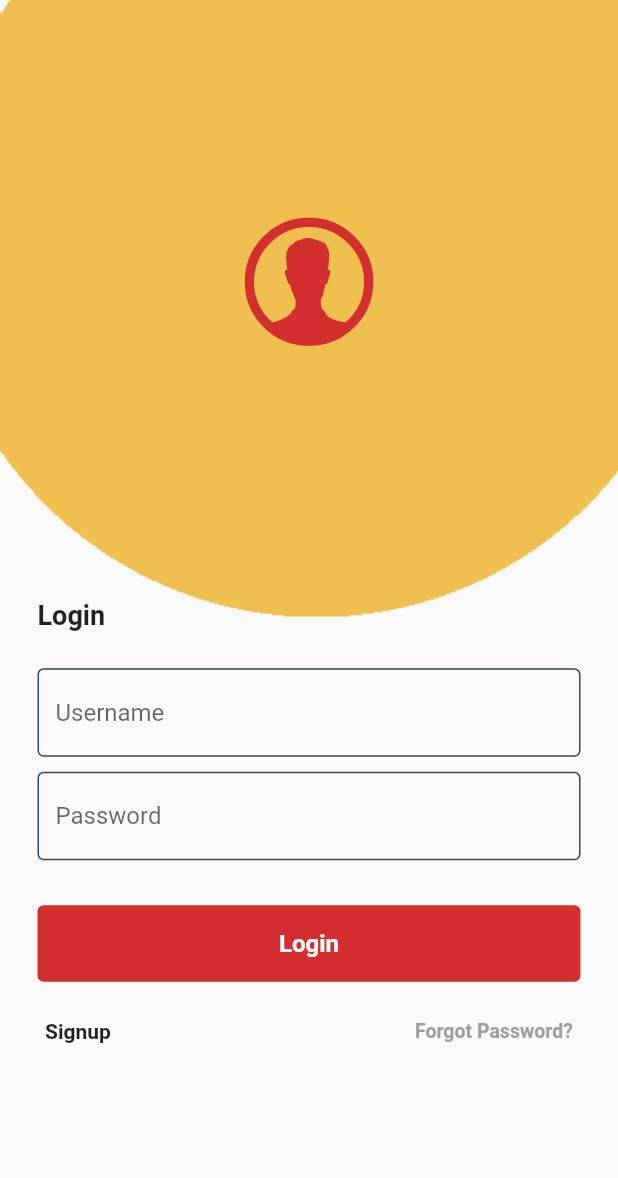
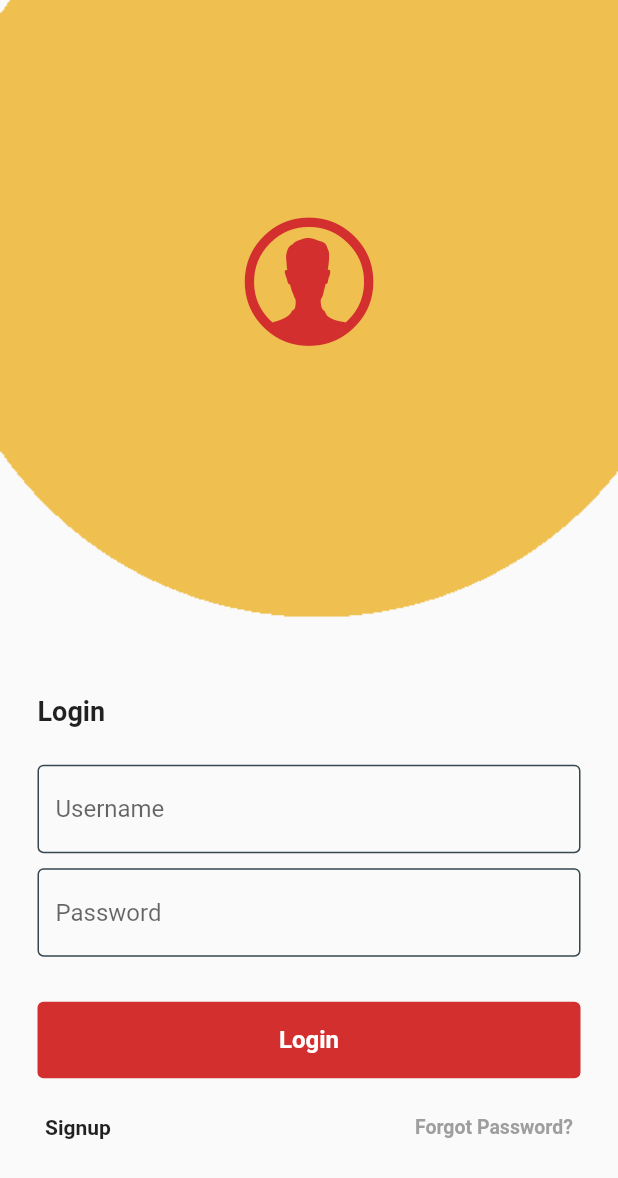
Before and after one commit to banuvijai/Assignment, a Flutter app: the screen it shows after launch, on a phone screen of 412 x 824 dp. Shown: the top 1178 px of the screen. Run offline on Flutter 3.47's test engine with Material 2 defaults, Android fonts, the phone set to English and light mode, and no system bars.

Commit message:
Changes implemented

```diff
--- a/lib/login.dart
+++ b/lib/login.dart
@@ -5,7 +5,6 @@ import 'package:assignment/utils/app_colors.dart';
 import 'package:assignment/utils/app_constants.dart';
 import 'package:flutter/cupertino.dart';
 import 'package:flutter/material.dart';
-
 import 'Core/user_model.dart';
 
 class LoginPage extends StatefulWidget {
@@ -14,41 +13,43 @@ class LoginPage extends StatefulWidget {
 }
 
 class _LoginPageState extends State<LoginPage> {
-  TextEditingController usernamectrl = TextEditingController();
-  TextEditingController passwordctrl = TextEditingController();
+  ///Removed the TextEditingController as we are not
+  ///sending the retrieved user data to the backend
   bool isApiCallProcess = false;
 
   @override
   Widget build(BuildContext context) {
     return ProgressHUD(
-        valueColor:Colors.orange,
-        opacity: 0.3,
       inAsyncCall: isApiCallProcess,
       child: Scaffold(
-      body: Stack(
+        body: SafeArea(
+          child: Stack(
             children: [
-          const Image(image:AssetImage("assets/loginbg.png"),),
+              const Image(
+                image: AssetImage("assets/loginbg.png"),
+              ),
               Positioned(
-            top:MediaQuery.of(context).size.height/6,
-            left:MediaQuery.of(context).size.width/4,
-            right:MediaQuery.of(context).size.width/4,
-            child: Icon(CupertinoIcons.person_alt_circle,size:100,color: primaryColor,
+                top: MediaQuery.of(context).size.height / 6,
+                left: MediaQuery.of(context).size.width / 4,
+                right: MediaQuery.of(context).size.width / 4,
+                child: Icon(
+                  CupertinoIcons.person_alt_circle,
+                  size: 100,
+                  color: primaryColor,
                 ),
               ),
-          SingleChildScrollView(
-            child: Column(
+              Column(
                 crossAxisAlignment: CrossAxisAlignment.start,
                 mainAxisAlignment: MainAxisAlignment.center,
-              children:[
-                SizedBox(height:MediaQuery.of(context).size.height/2.2),
+                children: [
+                  SizedBox(height: MediaQuery.of(context).size.height/2.2),
                   const Padding(
-                 padding:EdgeInsets.all(25.0),
+                    padding: EdgeInsets.all(25.0),
                     child: AppConstants.loginHeading,
                   ),
                   Container(
-                  margin: const EdgeInsets.fromLTRB(25,0.0,25.0,5.0),
+                    margin: const EdgeInsets.fromLTRB(25, 0.0, 25.0, 5.0),
                     child: TextFormField(
-                    controller: usernamectrl,
                       keyboardType: TextInputType.text,
                       cursorColor: primaryColor,
                       decoration: InputDecoration(
@@ -56,18 +57,21 @@ class _LoginPageState extends State<LoginPage> {
                         focusColor: primaryColor,
                         hintText: "Username",
                         enabledBorder: OutlineInputBorder(
-                        borderSide: BorderSide(width: 1, color:secondaryColor),
+                          borderSide:
+                          BorderSide(width: 1, color: secondaryColor),
                         ),
                         focusedBorder: OutlineInputBorder(
-                        borderSide: BorderSide(width: 1, color: primaryColor),
+                          borderSide:
+                          BorderSide(width: 1, color: primaryColor),
                         ),
                       ),
                     ),
                   ),
                   Container(
-                  margin: const EdgeInsets.fromLTRB(25.0,5.0,25.0,5.0),
+                    margin: const EdgeInsets.fromLTRB(25.0, 5.0, 25.0, 5.0),
                     child: TextFormField(
-                    controller: passwordctrl,
+                      ///added obscureText: true to make the text unreadable
+                      obscureText: true,
                       keyboardType: TextInputType.text,
                       cursorColor: primaryColor,
                       decoration: InputDecoration(
@@ -76,10 +80,11 @@ class _LoginPageState extends State<LoginPage> {
                         hintText: "Password",
                         enabledBorder: OutlineInputBorder(
                           borderSide:
-                        BorderSide(width: 1, color:secondaryColor),
+                          BorderSide(width: 1, color: secondaryColor),
                         ),
                         focusedBorder: OutlineInputBorder(
-                        borderSide: BorderSide(width: 1, color:primaryColor),
+                          borderSide:
+                          BorderSide(width: 1, color: primaryColor),
                         ),
                       ),
                     ),
@@ -87,25 +92,15 @@ class _LoginPageState extends State<LoginPage> {
                   Padding(
                     padding: const EdgeInsets.all(25.0),
                     child: TextButton(
-                      style: ButtonStyle(backgroundColor: MaterialStateProperty.all<Color?>(primaryColor)),
-                    onPressed:(){
-                      setState(() {
-                        isApiCallProcess=true;
-                      });
-                     getUserDetails().then((List<UserDetailResponse>? value){
-                       debugPrint('value ---- ${value}');
-                       setState(() {
-                         isApiCallProcess=false;
-                       });
-                       Navigator.pushReplacement(
-                           context,
-                           MaterialPageRoute(
-                               builder: (BuildContext context) =>
-                                   UserDetails(userDetailResponse: value,)));
-                     });
-
+                      style: ButtonStyle(
+                          backgroundColor: MaterialStateProperty.all<Color?>(
+                              primaryColor)),
+                      onPressed: () {
+                        ///created seperate API function call and calling that while onPressed
+                        dashBoardResponse();
                       },
-                    child:const Center(child: Padding(
+                      child: const Center(
+                          child: Padding(
                             padding: EdgeInsets.all(8.0),
                             child: AppConstants.loginButton,
                           )),
@@ -115,16 +110,35 @@ class _LoginPageState extends State<LoginPage> {
                     mainAxisAlignment: MainAxisAlignment.spaceAround,
                     children: [
                       AppConstants.signUp,
-                    SizedBox(width: MediaQuery.of(context).size.width/5),
+                      SizedBox(width: MediaQuery.of(context).size.width / 5),
                       AppConstants.forgotPassword,
                     ],
                   ),
                 ],
               ),
+            ],
           ),
-        ],
         ),
       ),
     );
   }
+
+  ///API function call created seperately
+  void dashBoardResponse() {
+    setState(() {
+      isApiCallProcess = true;
+    });
+    getUserDetails().then((List<UserDetailResponse>? value) {
+      debugPrint('value ---- ${value}');
+      setState(() {
+        isApiCallProcess = false;
+      });
+      Navigator.pushReplacement(
+          context,
+          MaterialPageRoute(
+              builder: (BuildContext context) => UserDetails(
+                userDetailResponse: value,
+              )));
+    });
   }
+}
--- a/lib/main.dart
+++ b/lib/main.dart
@@ -5,6 +5,7 @@ import 'login.dart';
 void main() {
   runApp(MaterialApp(
     debugShowCheckedModeBanner: false,
-    home: SafeArea(child: LoginPage()),
+    ///removed SafeArea here and wrapped the LoginPage() body with SafeArea
+    home: LoginPage(),
   ));
 }
--- a/lib/progress_hud.dart
+++ b/lib/progress_hud.dart
@@ -6,16 +6,12 @@ class ProgressHUD extends StatelessWidget {
 
   final Widget child;
   final bool inAsyncCall;
-  final double opacity;
   final Color color;
-  final MaterialColor valueColor;
 
-  const ProgressHUD({
+  ProgressHUD({
     required this.child,
     required this.inAsyncCall,
-    required this.opacity,
     this.color = Colors.grey,
-    required this.valueColor,
   });
 
   @override
@@ -25,11 +21,11 @@ class ProgressHUD extends StatelessWidget {
     if (inAsyncCall) {
       final modal = Stack(
         children: [
-           Opacity(
-            opacity: opacity,
+          Opacity(
+            opacity: 0.3,
             child: ModalBarrier(dismissible: false, color: color),
           ),
-           Center(
+          Center(
               child: CircularProgressIndicator(
                 valueColor: AlwaysStoppedAnimation(primaryColor),
               )
--- a/lib/utils/app_constants.dart
+++ b/lib/utils/app_constants.dart
@@ -9,7 +9,7 @@ static const passwordHint = Text("Password");
   static const signUp = Text("Signup",style:TextStyle(fontSize:14,fontWeight:FontWeight.bold));
   static const forgotPassword = Text("Forgot Password?",style:TextStyle(fontSize:13,fontWeight:FontWeight.bold,color:Colors.grey));
   static const userDetailHeading = Text("User Detail");
-static const userDetailId = Text("Id ",style:TextStyle(fontSize:14,fontWeight: FontWeight.bold));
-static const userDetailTitle = Text("Title ",style:TextStyle(fontSize:14,fontWeight: FontWeight.bold));
-static const userDetailThumbnail = Text("ThumbnailUrl ",style:TextStyle(fontSize:14,fontWeight: FontWeight.bold));
+  static const userDetailId = Text("Id",style:TextStyle(fontSize:14,fontWeight: FontWeight.bold));
+  static const userDetailTitle = Text("Title",style:TextStyle(fontSize:14,fontWeight: FontWeight.bold));
+  static const userDetailThumbnail = Text("ThumbnailUrl",style:TextStyle(fontSize:14,fontWeight: FontWeight.bold));
 }
```
Also changed, not shown: lib/Core/user_model.dart (+12 -8 lines), lib/Core/user_repository.dart (+5 -4 lines), lib/user_details.dart (+13 -24 lines). Lines whose indentation alone changed are shown as unchanged.
